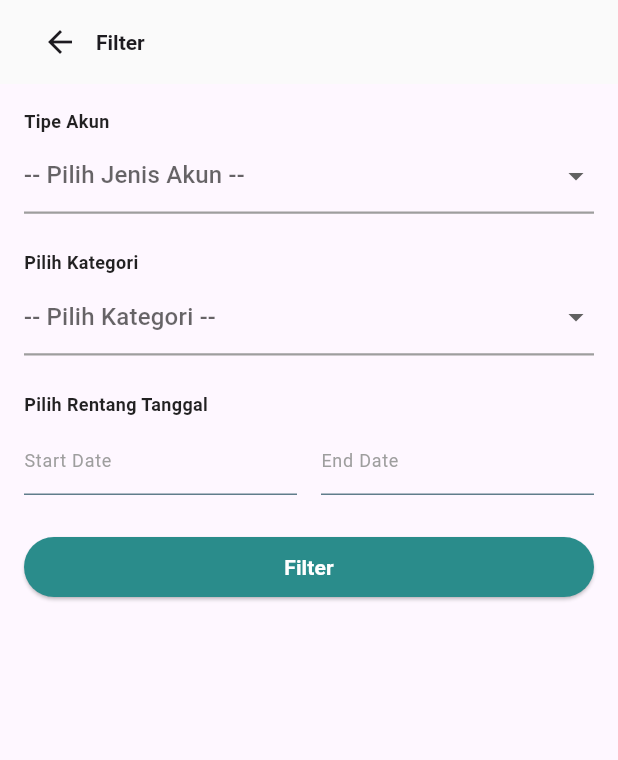
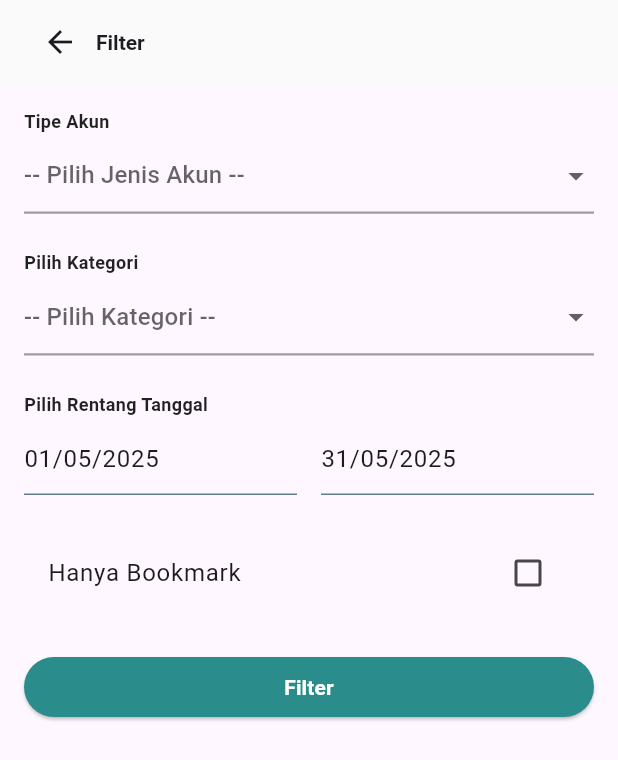
Before and after one commit to thisisjackii/ta_client, a Flutter app: the DashboardPage screen opened by its route, after a tap on the "filter alt" icon, on a phone screen of 412 x 824 dp. Shown: the top 760 px of the screen. Run offline on Flutter 3.47's test engine with Material 3 defaults, Android fonts, the phone set to English and light mode, and no system bars; our stand-ins replace another_xlider, bloc, connectivity_plus, equatable, fl_chart, flutter_bloc and 9 more; missing offline and left inert: easy_latex; accounts and stored records are empty; network calls fail.

Commit message:
[FUNC] Enhance filter functionality in dashboard and filter pages; add filter criteria handling and date range selection

```diff
--- a/lib/core/widgets/custom_appbar.dart
+++ b/lib/core/widgets/custom_appbar.dart
@@ -1,3 +1,4 @@
+// lib/core/widgets/custom_appbar.dart
 import 'package:flutter/material.dart';
 import 'package:intl/intl.dart';
 import 'package:month_picker_dialog/month_picker_dialog.dart';
@@ -11,6 +12,7 @@ class CustomAppBar extends StatefulWidget implements PreferredSizeWidget {
     required this.onMonthChanged,
     required this.onFilterChanged, // New callback to send filter criteria upward.
     required this.onShowDoubleEntryRecap,
+    required this.filterCriteria,
     super.key,
   });
   final ValueNotifier<bool> isSelectionMode;
@@ -18,6 +20,7 @@ class CustomAppBar extends StatefulWidget implements PreferredSizeWidget {
   final ValueChanged<DateTime> onMonthChanged;
   final ValueChanged<Map<String, dynamic>?> onFilterChanged;
   final VoidCallback onShowDoubleEntryRecap;
+  final Map<String, dynamic>? filterCriteria;
 
   @override
   Size get preferredSize => const Size.fromHeight(kToolbarHeight);
@@ -91,12 +94,18 @@ class _CustomAppBarState extends State<CustomAppBar> {
               IconButton(
                 icon: const Icon(Icons.filter_alt_rounded),
                 onPressed: () async {
+                  final args = {
+                    'month': widget.selectedMonth,
+                    'criteria': widget.onFilterChanged,
+                    'filterCriteria': widget
+                        .filterCriteria, // you'll need to pass filterCriteria into CustomAppBar
+                  };
                   final result = await Navigator.pushNamed(
                     context,
                     Routes.filter,
+                    arguments: args,
                   );
                   if (result != null && result is Map<String, dynamic>) {
-                    // Propagate filter criteria upward.
                     widget.onFilterChanged(result);
                   }
                 },
--- a/lib/core/widgets/custom_date_picker.dart
+++ b/lib/core/widgets/custom_date_picker.dart
@@ -1,3 +1,4 @@
+// lib/core/widgets/custom_date_picker.dart
 import 'package:flutter/material.dart';
 import 'package:intl/intl.dart';
 import 'package:ta_client/core/widgets/custom_text_field.dart';
@@ -14,6 +15,8 @@ class CustomDatePicker extends StatefulWidget {
     this.validator,
     this.selectedDate,
     this.isEnabled = true, // this toggles enable/disable
+    this.firstDate,
+    this.lastDate,
   });
 
   final String label;
@@ -23,9 +26,12 @@ class CustomDatePicker extends StatefulWidget {
   final DateTime? initialDate;
   final TimeOfDay? initialTime;
   final String? Function(String?)? validator;
-
   final DateTime? selectedDate;
   final bool isEnabled;
+
+  // New parameters for bounding the date picker
+  final DateTime? firstDate;
+  final DateTime? lastDate;
 
   @override
   State<CustomDatePicker> createState() => _CustomDatePickerState();
@@ -65,8 +71,8 @@ class _CustomDatePickerState extends State<CustomDatePicker> {
         context: context,
         initialDate:
             widget.selectedDate ?? widget.initialDate ?? DateTime.now(),
-        firstDate: DateTime(2000),
-        lastDate: DateTime(2100),
+        firstDate: widget.firstDate ?? DateTime(2000),
+        lastDate: widget.lastDate ?? DateTime(2100),
       );
       if (picked != null) {
         _controller.text = DateFormat('dd/MM/yyyy').format(picked);
--- a/lib/features/filter/view/filter_page.dart
+++ b/lib/features/filter/view/filter_page.dart
@@ -1,3 +1,4 @@
+// lib/features/filter/view/filter_page.dart
 import 'package:flutter/material.dart';
 import 'package:ta_client/core/constants/app_colors.dart';
 import 'package:ta_client/features/filter/view/widgets/filter_form_page.dart';
@@ -7,6 +8,9 @@ class FilterPage extends StatelessWidget {
 
   @override
   Widget build(BuildContext context) {
+    final args =
+        ModalRoute.of(context)!.settings.arguments as Map<String, dynamic>? ??
+        {};
     return Scaffold(
       appBar: AppBar(
         backgroundColor: AppColors.greyBackground,
@@ -25,7 +29,10 @@ class FilterPage extends StatelessWidget {
           ],
         ),
       ),
-      body: const FilterFormPage(),
+      body: FilterFormPage(
+        initialCriteria: args['filterCriteria'] as Map<String, dynamic>?,
+        initialMonth: args['month'] as DateTime?,
+      ),
     );
   }
 }
--- a/lib/features/filter/view/widgets/filter_form_page.dart
+++ b/lib/features/filter/view/widgets/filter_form_page.dart
@@ -1,9 +1,13 @@
+// lib/features/filter/view/widgets/filter_form_page.dart
 import 'package:flutter/material.dart';
 import 'package:ta_client/core/widgets/custom_date_picker.dart';
 import 'package:ta_client/core/widgets/dropdown_field.dart';
 
 class FilterFormPage extends StatefulWidget {
-  const FilterFormPage({super.key});
+  const FilterFormPage({super.key, this.initialCriteria, this.initialMonth});
+
+  final Map<String, dynamic>? initialCriteria;
+  final DateTime? initialMonth;
 
   @override
   State<FilterFormPage> createState() => _FilterFormPageState();
@@ -68,11 +72,32 @@ class _FilterFormPageState extends State<FilterFormPage> with RouteAware {
   };
 
   // Use two date pickers for a date range.
+  late bool bookmarkedOnly;
+  String? selectedValue;
+  String? selectedChild;
   DateTime? startDate;
   DateTime? endDate;
-  String? selectedValue;
+  DateTime monthLimitStart = DateTime.now();
+  DateTime monthLimitEnd = DateTime.now();
   List<String> filteredChildItems = [];
-  String? selectedChild;
+
+  @override
+  void initState() {
+    super.initState();
+
+    // 1) Load last‐used criteria, or defaults
+    final crit = widget.initialCriteria ?? {};
+    bookmarkedOnly = crit['bookmarked'] as bool? ?? false;
+    selectedValue = crit['parent'] as String?;
+    selectedChild = crit['child'] as String?;
+    startDate = crit['startDate'] as DateTime?;
+    endDate = crit['endDate'] as DateTime?;
+
+    // 2) Compute month bounds
+    final m = widget.initialMonth ?? DateTime.now();
+    monthLimitStart = DateTime(m.year, m.month);
+    monthLimitEnd = DateTime(m.year, m.month + 1, 0); // last day of month
+  }
 
   @override
   Widget build(BuildContext context) {
@@ -114,10 +139,7 @@ class _FilterFormPageState extends State<FilterFormPage> with RouteAware {
                 padding: EdgeInsets.zero,
                 decoration: const BoxDecoration(
                   border: Border(
-                    bottom: BorderSide(
-                      color: Colors.grey,
-                      width: 1.5,
-                    ),
+                    bottom: BorderSide(color: Colors.grey, width: 1.5),
                   ),
                 ),
                 child: Row(
@@ -128,7 +150,8 @@ class _FilterFormPageState extends State<FilterFormPage> with RouteAware {
                           hint: const Text('-- Pilih Kategori --'),
                           value: selectedChild,
                           isExpanded: true,
-                          items: (filteredChildItems.isNotEmpty
+                          items:
+                              (filteredChildItems.isNotEmpty
                                       ? filteredChildItems
                                       : childItemsMap.values
                                             .expand((e) => e)
@@ -138,7 +161,8 @@ class _FilterFormPageState extends State<FilterFormPage> with RouteAware {
                                       value: child,
                                       child: Text(child),
                                     );
-                          }).toList(),
+                                  })
+                                  .toList(),
                           onChanged: (value) {
                             setState(() {
                               selectedChild = value;
@@ -174,11 +198,10 @@ class _FilterFormPageState extends State<FilterFormPage> with RouteAware {
                     child: CustomDatePicker(
                       label: 'Start Date',
                       isDatePicker: true,
-                      onDateChanged: (date) {
-                        setState(() {
-                          startDate = date;
-                        });
-                      },
+                      initialDate: startDate ?? monthLimitStart,
+                      firstDate: monthLimitStart,
+                      lastDate: monthLimitEnd,
+                      onDateChanged: (date) => setState(() => startDate = date),
                     ),
                   ),
                   const SizedBox(width: 16),
@@ -186,16 +209,21 @@ class _FilterFormPageState extends State<FilterFormPage> with RouteAware {
                     child: CustomDatePicker(
                       label: 'End Date',
                       isDatePicker: true,
-                      onDateChanged: (date) {
-                        setState(() {
-                          endDate = date;
-                        });
-                      },
+                      initialDate: endDate ?? monthLimitEnd,
+                      firstDate: monthLimitStart,
+                      lastDate: monthLimitEnd,
+                      onDateChanged: (date) => setState(() => endDate = date),
                     ),
                   ),
                 ],
               ),
             ],
+          ),
+          const SizedBox(height: 24),
+          CheckboxListTile(
+            title: const Text('Hanya Bookmark'),
+            value: bookmarkedOnly,
+            onChanged: (v) => setState(() => bookmarkedOnly = v!),
           ),
           const SizedBox(height: 24),
           // Submit button returns the filter criteria.
@@ -211,13 +239,16 @@ class _FilterFormPageState extends State<FilterFormPage> with RouteAware {
                   'child': selectedChild,
                   'startDate': startDate,
                   'endDate': endDate,
+                  'bookmarked': bookmarkedOnly,
                 };
                 Navigator.pop(context, filters);
               },
               child: const Text(
                 'Filter',
-                style:
-                    TextStyle(fontWeight: FontWeight.bold, color: Colors.white),
+                style: TextStyle(
+                  fontWeight: FontWeight.bold,
+                  color: Colors.white,
+                ),
               ),
             ),
           ),
```
Also changed, not shown: lib/features/transaction/view/dashboard_page.dart (+33 -5 lines), lib/features/transaction/view/widgets/transaction_grouped_items.dart (+9 -9 lines). Lines whose indentation alone changed are shown as unchanged.
